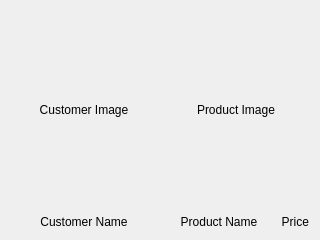
First picture: the form in GUI/FormOrder.ui, repository slader1/CRAB, before the edit.
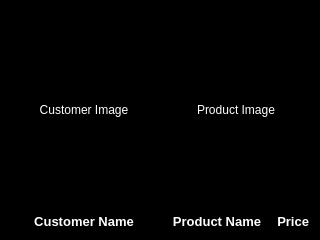
Second picture: the form after the edit. Icons and pictures are not drawn.

What changed in the file:
```diff
--- a/GUI/FormOrder.ui
+++ b/GUI/FormOrder.ui
@@ -16,6 +16,82 @@
     <verstretch>0</verstretch>
    </sizepolicy>
   </property>
+  <property name="minimumSize">
+   <size>
+    <width>320</width>
+    <height>240</height>
+   </size>
+  </property>
+  <property name="maximumSize">
+   <size>
+    <width>324</width>
+    <height>240</height>
+   </size>
+  </property>
+  <property name="palette">
+   <palette>
+    <active>
+     <colorrole role="Base">
+      <brush brushstyle="SolidPattern">
+       <color alpha="255">
+        <red>255</red>
+        <green>255</green>
+        <blue>255</blue>
+       </color>
+      </brush>
+     </colorrole>
+     <colorrole role="Window">
+      <brush brushstyle="SolidPattern">
+       <color alpha="255">
+        <red>0</red>
+        <green>0</green>
+        <blue>0</blue>
+       </color>
+      </brush>
+     </colorrole>
+    </active>
+    <inactive>
+     <colorrole role="Base">
+      <brush brushstyle="SolidPattern">
+       <color alpha="255">
+        <red>255</red>
+        <green>255</green>
+        <blue>255</blue>
+       </color>
+      </brush>
+     </colorrole>
+     <colorrole role="Window">
+      <brush brushstyle="SolidPattern">
+       <color alpha="255">
+        <red>0</red>
+        <green>0</green>
+        <blue>0</blue>
+       </color>
+      </brush>
+     </colorrole>
+    </inactive>
+    <disabled>
+     <colorrole role="Base">
+      <brush brushstyle="SolidPattern">
+       <color alpha="255">
+        <red>0</red>
+        <green>0</green>
+        <blue>0</blue>
+       </color>
+      </brush>
+     </colorrole>
+     <colorrole role="Window">
+      <brush brushstyle="SolidPattern">
+       <color alpha="255">
+        <red>0</red>
+        <green>0</green>
+        <blue>0</blue>
+       </color>
+      </brush>
+     </colorrole>
+    </disabled>
+   </palette>
+  </property>
   <property name="windowTitle">
    <string>Form</string>
   </property>
@@ -30,6 +106,43 @@
          <verstretch>0</verstretch>
         </sizepolicy>
        </property>
+       <property name="palette">
+        <palette>
+         <active>
+          <colorrole role="WindowText">
+           <brush brushstyle="SolidPattern">
+            <color alpha="255">
+             <red>255</red>
+             <green>255</green>
+             <blue>255</blue>
+            </color>
+           </brush>
+          </colorrole>
+         </active>
+         <inactive>
+          <colorrole role="WindowText">
+           <brush brushstyle="SolidPattern">
+            <color alpha="255">
+             <red>255</red>
+             <green>255</green>
+             <blue>255</blue>
+            </color>
+           </brush>
+          </colorrole>
+         </inactive>
+         <disabled>
+          <colorrole role="WindowText">
+           <brush brushstyle="SolidPattern">
+            <color alpha="255">
+             <red>120</red>
+             <green>120</green>
+             <blue>120</blue>
+            </color>
+           </brush>
+          </colorrole>
+         </disabled>
+        </palette>
+       </property>
        <property name="text">
         <string>Customer Image</string>
        </property>
@@ -43,6 +156,51 @@
      </item>
      <item>
       <widget class="QLabel" name="LabelCustomerName">
+       <property name="palette">
+        <palette>
+         <active>
+          <colorrole role="WindowText">
+           <brush brushstyle="SolidPattern">
+            <color alpha="255">
+             <red>255</red>
+             <green>255</green>
+             <blue>255</blue>
+            </color>
+           </brush>
+          </colorrole>
+         </active>
+         <inactive>
+          <colorrole role="WindowText">
+           <brush brushstyle="SolidPattern">
+            <color alpha="255">
+             <red>255</red>
+             <green>255</green>
+             <blue>255</blue>
+            </color>
+           </brush>
+          </colorrole>
+         </inactive>
+         <disabled>
+          <colorrole role="WindowText">
+           <brush brushstyle="SolidPattern">
+            <color alpha="255">
+             <red>120</red>
+             <green>120</green>
+             <blue>120</blue>
+            </color>
+           </brush>
+          </colorrole>
+         </disabled>
+        </palette>
+       </property>
+       <property name="font">
+        <font>
+         <family>Arial</family>
+         <pointsize>10</pointsize>
+         <weight>75</weight>
+         <bold>true</bold>
+        </font>
+       </property>
        <property name="text">
         <string>Customer Name</string>
        </property>
@@ -63,6 +221,43 @@
          <verstretch>0</verstretch>
         </sizepolicy>
        </property>
+       <property name="palette">
+        <palette>
+         <active>
+          <colorrole role="WindowText">
+           <brush brushstyle="SolidPattern">
+            <color alpha="255">
+             <red>255</red>
+             <green>255</green>
+             <blue>255</blue>
+            </color>
+           </brush>
+          </colorrole>
+         </active>
+         <inactive>
+          <colorrole role="WindowText">
+           <brush brushstyle="SolidPattern">
+            <color alpha="255">
+             <red>255</red>
+             <green>255</green>
+             <blue>255</blue>
+            </color>
+           </brush>
+          </colorrole>
+         </inactive>
+         <disabled>
+          <colorrole role="WindowText">
+           <brush brushstyle="SolidPattern">
+            <color alpha="255">
+             <red>120</red>
+             <green>120</green>
+             <blue>120</blue>
+            </color>
+           </brush>
+          </colorrole>
+         </disabled>
+        </palette>
+       </property>
        <property name="text">
         <string>Product Image</string>
        </property>
@@ -84,6 +279,51 @@
            <verstretch>0</verstretch>
           </sizepolicy>
          </property>
+         <property name="palette">
+          <palette>
+           <active>
+            <colorrole role="WindowText">
+             <brush brushstyle="SolidPattern">
+              <color alpha="255">
+               <red>255</red>
+               <green>255</green>
+               <blue>255</blue>
+              </color>
+             </brush>
+            </colorrole>
+           </active>
+           <inactive>
+            <colorrole role="WindowText">
+             <brush brushstyle="SolidPattern">
+              <color alpha="255">
+               <red>255</red>
+               <green>255</green>
+               <blue>255</blue>
+              </color>
+             </brush>
+            </colorrole>
+           </inactive>
+           <disabled>
+            <colorrole role="WindowText">
+             <brush brushstyle="SolidPattern">
+              <color alpha="255">
+               <red>120</red>
+               <green>120</green>
+               <blue>120</blue>
+              </color>
+             </brush>
+            </colorrole>
+           </disabled>
+          </palette>
+         </property>
+         <property name="font">
+          <font>
+           <family>Arial</family>
+           <pointsize>10</pointsize>
+           <weight>75</weight>
+           <bold>true</bold>
+          </font>
+         </property>
          <property name="text">
           <string>Product Name</string>
          </property>
@@ -100,6 +340,51 @@
            <verstretch>0</verstretch>
           </sizepolicy>
          </property>
+         <property name="palette">
+          <palette>
+           <active>
+            <colorrole role="WindowText">
+             <brush brushstyle="SolidPattern">
+              <color alpha="255">
+               <red>255</red>
+               <green>255</green>
+               <blue>255</blue>
+              </color>
+             </brush>
+            </colorrole>
+           </active>
+           <inactive>
+            <colorrole role="WindowText">
+             <brush brushstyle="SolidPattern">
+              <color alpha="255">
+               <red>255</red>
+               <green>255</green>
+               <blue>255</blue>
+              </color>
+             </brush>
+            </colorrole>
+           </inactive>
+           <disabled>
+            <colorrole role="WindowText">
+             <brush brushstyle="SolidPattern">
+              <color alpha="255">
+               <red>120</red>
+               <green>120</green>
+               <blue>120</blue>
+              </color>
+             </brush>
+            </colorrole>
+           </disabled>
+          </palette>
+         </property>
+         <property name="font">
+          <font>
+           <family>Arial</family>
+           <pointsize>10</pointsize>
+           <weight>75</weight>
+           <bold>true</bold>
+          </font>
+         </property>
          <property name="text">
           <string>Price</string>
          </property>
```
Left out of the diff: 14 changed lines with no effect on the pictures.
